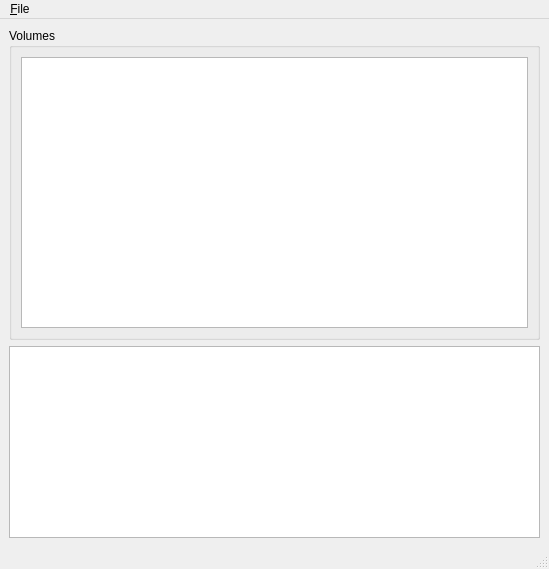
This is designer/main_window.ui in dariusbakunas/rawdisk-ui as Qt 5 draws it before an edit. The edited form follows.
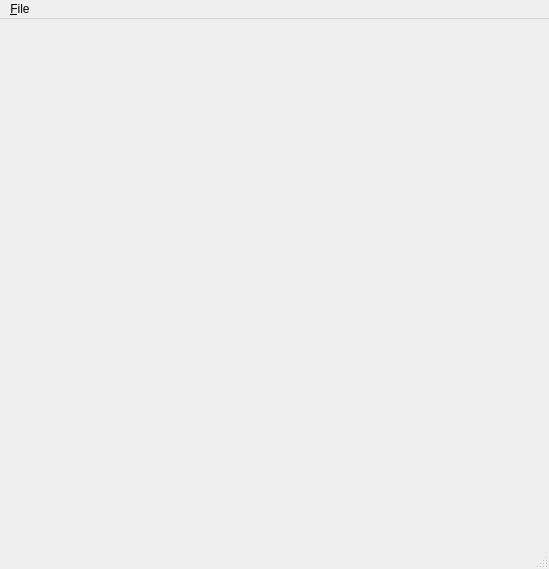
This is the edited form.

What changed in the file:
```diff
--- a/designer/main_window.ui
+++ b/designer/main_window.ui
@@ -14,34 +14,7 @@
    <string>Rawdisk UI</string>
   </property>
   <widget class="QWidget" name="centralwidget">
-   <layout class="QGridLayout" name="gridLayout">
-    <item row="0" column="0">
-     <layout class="QVBoxLayout" name="verticalLayout">
-      <item>
-       <widget class="QGroupBox" name="groupBox">
-        <property name="title">
-         <string>Volumes</string>
-        </property>
-        <layout class="QGridLayout" name="gridLayout_2">
-         <item row="0" column="0">
-          <widget class="QListWidget" name="volumeList"/>
-         </item>
-        </layout>
-       </widget>
-      </item>
-     </layout>
-    </item>
-    <item row="1" column="0">
-     <widget class="QPlainTextEdit" name="loggingTextBox">
-      <property name="sizePolicy">
-       <sizepolicy hsizetype="Expanding" vsizetype="Fixed">
-        <horstretch>0</horstretch>
-        <verstretch>0</verstretch>
-       </sizepolicy>
-      </property>
-     </widget>
-    </item>
-   </layout>
+   <layout class="QGridLayout" name="gridLayout"/>
   </widget>
   <widget class="QMenuBar" name="menubar">
    <property name="geometry">
```
